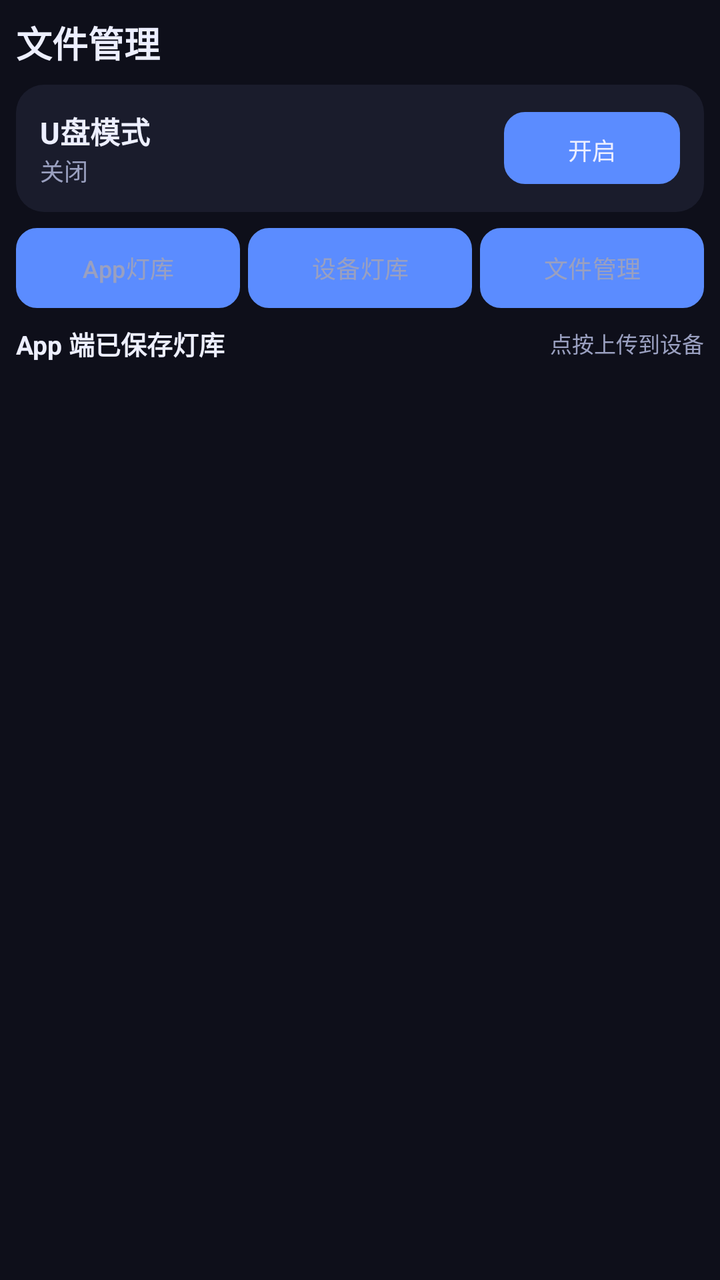
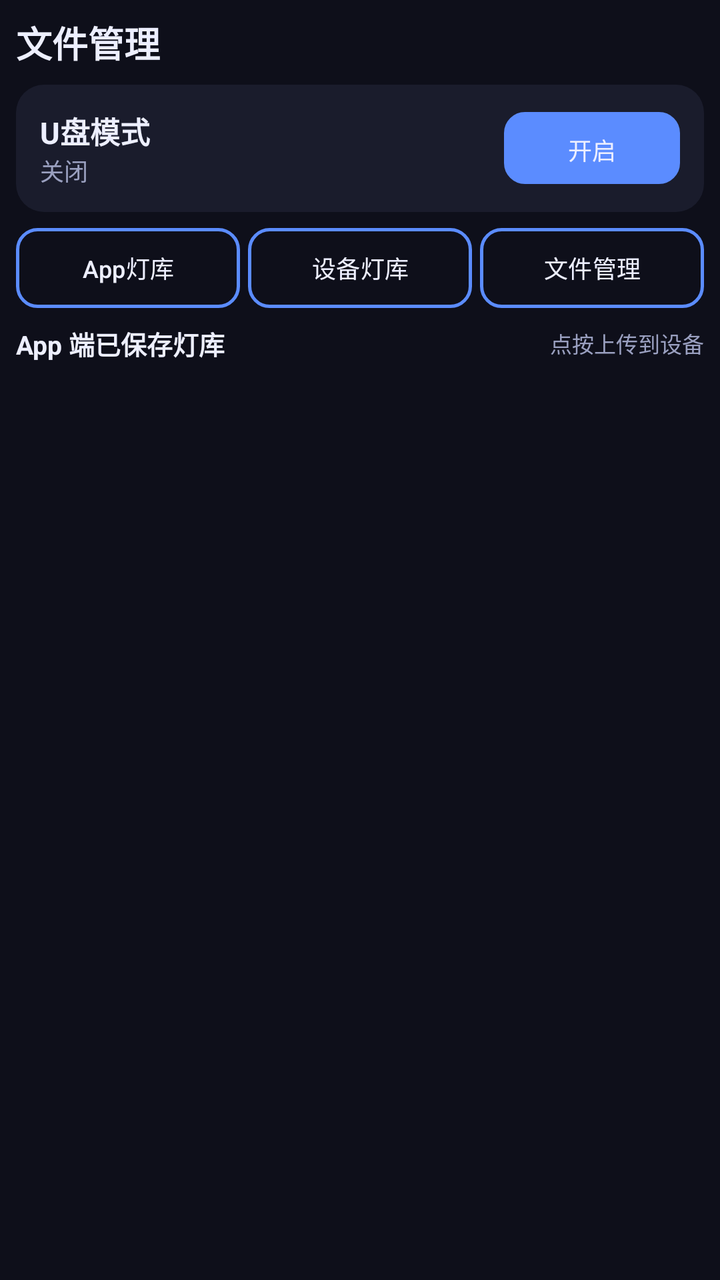

Before-and-after screenshots of an Android layout around one commit, followed by the original layout XML and the change that was made.
<!-- AndroidManifest.xml: application theme Theme.StageDMX -->
<!-- res/layout/page_storage.xml -->
<?xml version="1.0" encoding="utf-8"?>
<LinearLayout xmlns:android="http://schemas.android.com/apk/res/android"
    android:layout_width="match_parent"
    android:layout_height="match_parent"
    android:orientation="vertical"
    android:background="@color/bg"
    android:padding="8dp">

    <TextView
        android:layout_width="match_parent"
        android:layout_height="wrap_content"
        android:text="文件管理"
        android:textColor="@color/text"
        android:textSize="18sp"
        android:textStyle="bold"
        android:paddingBottom="8dp" />

    
    <LinearLayout
        android:layout_width="match_parent"
        android:layout_height="wrap_content"
        android:orientation="horizontal"
        android:gravity="center_vertical"
        android:background="@drawable/bg_card"
        android:padding="12dp"
        android:layout_marginBottom="8dp">
        <LinearLayout
            android:layout_width="0dp"
            android:layout_height="wrap_content"
            android:layout_weight="1"
            android:orientation="vertical">
            <TextView
                android:layout_width="wrap_content"
                android:layout_height="wrap_content"
                android:text="U盘模式"
                android:textColor="@color/text"
                android:textSize="15sp"
                android:textStyle="bold" />
            <TextView
                android:id="@+id/tvMscStatus"
                android:layout_width="wrap_content"
                android:layout_height="wrap_content"
                android:text="关闭"
                android:textColor="@color/textDim"
                android:textSize="12sp" />
        </LinearLayout>
        <Button
            android:id="@+id/swMsc"
            android:layout_width="wrap_content"
            android:layout_height="36dp"
            android:text="开启"
            android:textSize="12sp"
            android:textColor="@color/text"
            android:background="@drawable/bg_pill" />
    </LinearLayout>

    
    <LinearLayout
        android:layout_width="match_parent"
        android:layout_height="wrap_content"
        android:orientation="horizontal"
        android:layout_marginBottom="4dp">
        <Button
            android:id="@+id/btnAppLibs"
            android:layout_width="0dp"
            android:layout_weight="1"
            android:layout_height="40dp"
            android:text="App灯库"
            android:textSize="12sp"
            android:textColor="@color/textDim"
            android:background="@drawable/bg_pill_outline"
            android:layout_marginEnd="4dp" />
        <Button
            android:id="@+id/btnDeviceLibs"
            android:layout_width="0dp"
            android:layout_weight="1"
            android:layout_height="40dp"
            android:text="设备灯库"
            android:textSize="12sp"
            android:textColor="@color/textDim"
            android:background="@drawable/bg_pill_outline"
            android:layout_marginEnd="4dp" />
        <Button
            android:id="@+id/btnFileMgr"
            android:layout_width="0dp"
            android:layout_weight="1"
            android:layout_height="40dp"
            android:text="文件管理"
            android:textSize="12sp"
            android:textColor="@color/textDim"
            android:background="@drawable/bg_pill_outline" />
    </LinearLayout>

    
    <Button
        android:id="@+id/btnNewFolder"
        style="@style/Widget.Material3.Button.OutlinedButton"
        android:layout_width="match_parent"
        android:layout_height="36dp"
        android:text="＋ 新建文件夹"
        android:textSize="12sp"
        android:visibility="gone" />

    
    <LinearLayout
        android:layout_width="match_parent"
        android:layout_height="wrap_content"
        android:orientation="horizontal"
        android:gravity="center_vertical"
        android:paddingVertical="4dp">
        <TextView
            android:id="@+id/tvListTitle"
            android:layout_width="0dp"
            android:layout_weight="1"
            android:layout_height="wrap_content"
            android:text="App 端已保存灯库"
            android:textColor="@color/text"
            android:textSize="13sp"
            android:textStyle="bold" />
        <Button
            android:id="@+id/btnGoUp"
            android:layout_width="wrap_content"
            android:layout_height="32dp"
            android:insetTop="0dp"
            android:insetBottom="0dp"
            android:paddingTop="0dp"
            android:paddingBottom="0dp"
            android:includeFontPadding="false"
            android:text="⬆ 上级"
            android:textSize="11sp"
            android:textColor="@color/text"
            android:background="@drawable/bg_pill"
            android:visibility="gone"
            android:layout_marginEnd="8dp" />
        <TextView
            android:id="@+id/tvListHint"
            android:layout_width="wrap_content"
            android:layout_height="wrap_content"
            android:text="点按上传到设备"
            android:textColor="@color/textDim"
            android:textSize="11sp" />
    </LinearLayout>

    <androidx.recyclerview.widget.RecyclerView
        android:id="@+id/rvFileList"
        android:layout_width="match_parent"
        android:layout_height="0dp"
        android:layout_weight="1" />
</LinearLayout>
<!-- resources referenced by this layout -->
<resources>
  <color name="bg">#0E0F1A</color>
  <color name="text">#EDEFFF</color>
  <color name="textDim">#9AA0C0</color>
  <!-- drawable bg_card (drawable) -->
  <?xml version="1.0" encoding="utf-8"?>
  <shape xmlns:android="http://schemas.android.com/apk/res/android" android:shape="rectangle">
      <solid android:color="@color/surface" />
      <corners android:radius="14dp" />
  </shape>
  <!-- drawable bg_pill (drawable) -->
  <?xml version="1.0" encoding="utf-8"?>
  <shape xmlns:android="http://schemas.android.com/apk/res/android" android:shape="rectangle">
      <solid android:color="@color/surface2" />
      <corners android:radius="10dp" />
      <stroke android:width="1dp" android:color="@color/surface2" />
  </shape>
  <!-- drawable bg_pill_outline (drawable) -->
  <?xml version="1.0" encoding="utf-8"?>
  <shape xmlns:android="http://schemas.android.com/apk/res/android" android:shape="rectangle">
      <solid android:color="@color/surface2" />
      <corners android:radius="10dp" />
      <stroke android:width="1dp" android:color="@color/textDim" />
  </shape>
  <style name="Theme.StageDMX" parent="Theme.Material3.Dark.NoActionBar">
          <item name="colorPrimary">@color/accent</item>
          <item name="colorOnPrimary">#FFFFFF</item>
          <item name="colorSecondary">@color/accent2</item>
          <item name="android:colorBackground">@color/bg</item>
          <item name="colorSurface">@color/surface</item>
          <item name="android:windowLightStatusBar">false</item>
          <item name="android:statusBarColor">@color/bg</item>
          <item name="android:navigationBarColor">@color/bg</item>
          <item name="alertDialogTheme">@style/AppDialogTheme</item>
      </style>
  <color name="surface">#1A1C2C</color>
  <color name="surface2">#24263A</color>
  <color name="accent">#5B8CFF</color>
  <color name="accent2">#FF5B8C</color>
  <style name="AppDialogTheme" parent="Theme.Material3.Dark.Dialog.Alert">
          <item name="colorPrimary">@color/accent</item>
          <item name="colorSurface">@color/surface</item>
          <item name="colorOnSurface">@color/text</item>
          <item name="android:colorBackground">@color/surface</item>
          <item name="colorOnSurfaceVariant">@color/textDim</item>
      </style>
</resources>

<!-- the commit's change to res/layout/page_storage.xml (unified diff, before → after) -->
@@ -67,8 +67,8 @@
             android:layout_height="40dp"
             android:text="App灯库"
             android:textSize="12sp"
-            android:textColor="@color/textDim"
-            android:background="@drawable/bg_pill_outline"
+            android:textColor="@color/text"
+            android:background="@drawable/bg_pill_outline_white"
             android:layout_marginEnd="4dp" />
         <Button
             android:id="@+id/btnDeviceLibs"
@@ -77,8 +77,8 @@
             android:layout_height="40dp"
             android:text="设备灯库"
             android:textSize="12sp"
-            android:textColor="@color/textDim"
-            android:background="@drawable/bg_pill_outline"
+            android:textColor="@color/text"
+            android:background="@drawable/bg_pill_outline_white"
             android:layout_marginEnd="4dp" />
         <Button
             android:id="@+id/btnFileMgr"
@@ -87,8 +87,8 @@
             android:layout_height="40dp"
             android:text="文件管理"
             android:textSize="12sp"
-            android:textColor="@color/textDim"
-            android:background="@drawable/bg_pill_outline" />
+            android:textColor="@color/text"
+            android:background="@drawable/bg_pill_outline_white" />
     </LinearLayout>
 
     
<!-- resource entries referenced after the edit -->
@@ -16,12 +16,12 @@
       <corners android:radius="10dp" />
       <stroke android:width="1dp" android:color="@color/surface2" />
   </shape>
-  <!-- drawable bg_pill_outline (drawable) -->
+  <!-- drawable bg_pill_outline_white (drawable) -->
   <?xml version="1.0" encoding="utf-8"?>
   <shape xmlns:android="http://schemas.android.com/apk/res/android" android:shape="rectangle">
-      <solid android:color="@color/surface2" />
+      <solid android:color="@android:color/transparent" />
       <corners android:radius="10dp" />
-      <stroke android:width="1dp" android:color="@color/textDim" />
+      <stroke android:width="1.5dp" android:color="@color/text" />
   </shape>
   <style name="Theme.StageDMX" parent="Theme.Material3.Dark.NoActionBar">
           <item name="colorPrimary">@color/accent</item>
